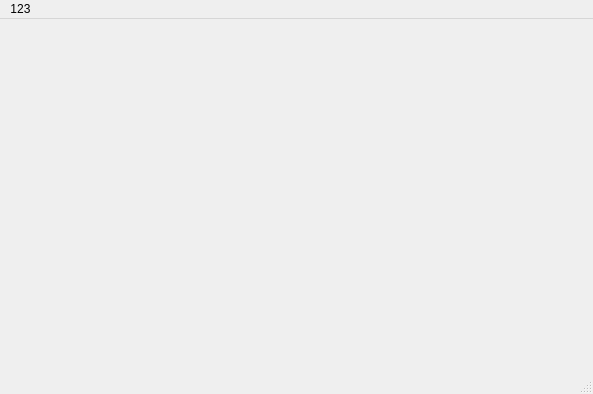
Before: the Qt Designer form uifile/qMenuBar.ui in 792607724/PyQt5Project, drawn with Qt 5.
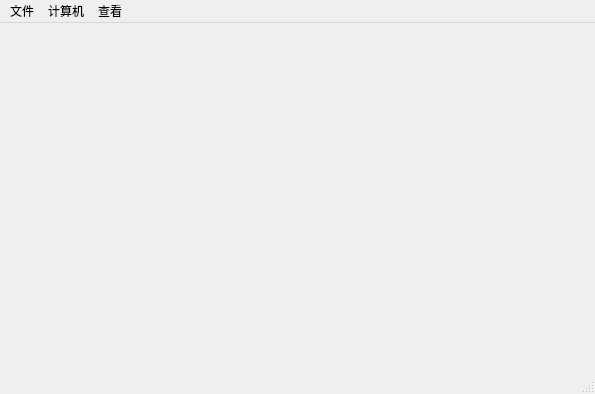
After: the same form once the commit is applied. Icons and pictures are not drawn.

Diff of the .ui file:
```diff
--- a/uifile/qMenuBar.ui
+++ b/uifile/qMenuBar.ui
@@ -6,7 +6,7 @@
    <rect>
     <x>0</x>
     <y>0</y>
-    <width>593</width>
+    <width>595</width>
     <height>394</height>
    </rect>
   </property>
@@ -20,13 +20,13 @@
     <rect>
      <x>0</x>
      <y>0</y>
-     <width>593</width>
-     <height>21</height>
+     <width>595</width>
+     <height>23</height>
     </rect>
    </property>
-   <widget class="QMenu" name="menu123">
+   <widget class="QMenu" name="menu">
     <property name="title">
-     <string>123</string>
+     <string>文件</string>
     </property>
     <widget class="QMenu" name="menu789">
      <property name="title">
@@ -37,7 +37,24 @@
     <addaction name="action123"/>
     <addaction name="menu789"/>
    </widget>
-   <addaction name="menu123"/>
+   <widget class="QMenu" name="menu_2">
+    <property name="title">
+     <string>计算机</string>
+    </property>
+    <addaction name="actionLENOVO"/>
+    <addaction name="actionMACBOOK"/>
+   </widget>
+   <widget class="QMenu" name="menu_3">
+    <property name="title">
+     <string>查看</string>
+    </property>
+    <addaction name="actionCASE1"/>
+    <addaction name="actionCASE2"/>
+    <addaction name="actionCASE3"/>
+   </widget>
+   <addaction name="menu"/>
+   <addaction name="menu_2"/>
+   <addaction name="menu_3"/>
   </widget>
   <action name="action123">
    <property name="text">
```
Left out of the diff: 97 changed lines with no effect on the pictures.
